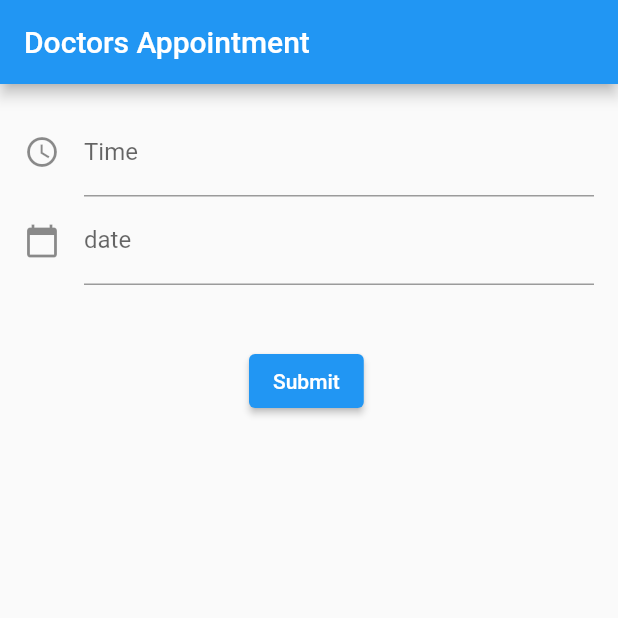
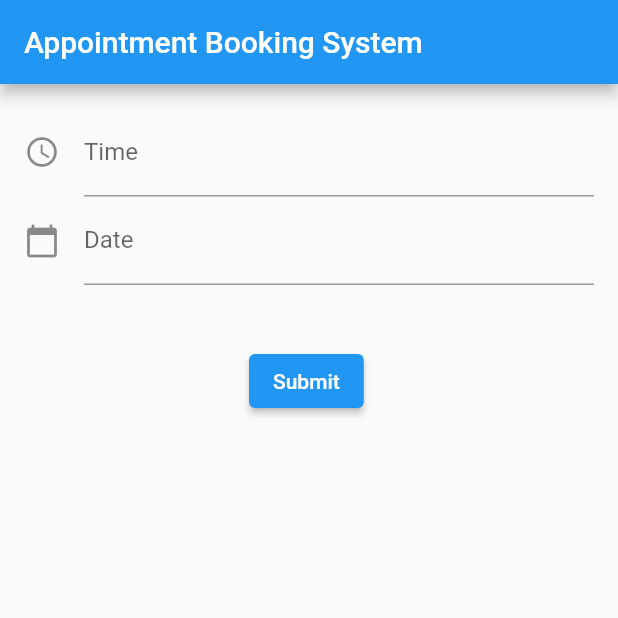
Before and after one commit to Aditi-Singh16/Doctors-Appointment-SMS-Sender-App, a Flutter app: the screen it shows after launch, on a phone screen of 412 x 824 dp, the top half of it. Run offline on Flutter 3.47's test engine with Material 2 defaults, Android fonts, the phone set to English and light mode, and no system bars; our stand-ins replace connectivity.

Commit message:
Fixed-bugs

```diff
--- a/lib/main.dart
+++ b/lib/main.dart
@@ -6,7 +6,7 @@ void main() => runApp(MyApp());
 class MyApp extends StatelessWidget {
   @override
   Widget build(BuildContext context) {
-    final appTitle = 'Doctors Appointment';
+    final appTitle = 'Appointment Booking System';
     return MaterialApp(
       title: appTitle,
       home: Scaffold(
@@ -67,7 +67,7 @@ class MyCustomFormState extends State<MyCustomForm> {
               decoration: const InputDecoration(
                 icon: const Icon(Icons.calendar_today),
                 hintText: 'Enter date',
-                labelText: 'date',
+                labelText: 'Date',
               ),
             ),
             Container(
@@ -80,19 +80,19 @@ class MyCustomFormState extends State<MyCustomForm> {
                 )
             ),
           isResult?
-              result=='successfully sent'?
+              result=='Message successfully sent'?
                   Text(
                     result,
                     style: TextStyle(
                       color: Colors.green,
-                      fontSize: 30.0
+                      fontSize: 20.0
                     ),
                   ):
               Text(
                 result,
                 style: TextStyle(
                     color: Colors.pink,
-                    fontSize: 30.0
+                    fontSize: 20.0
                 ),
               )
             :
```
Also changed, not shown: lib/services/sms_service.dart (+6 -3 lines).
